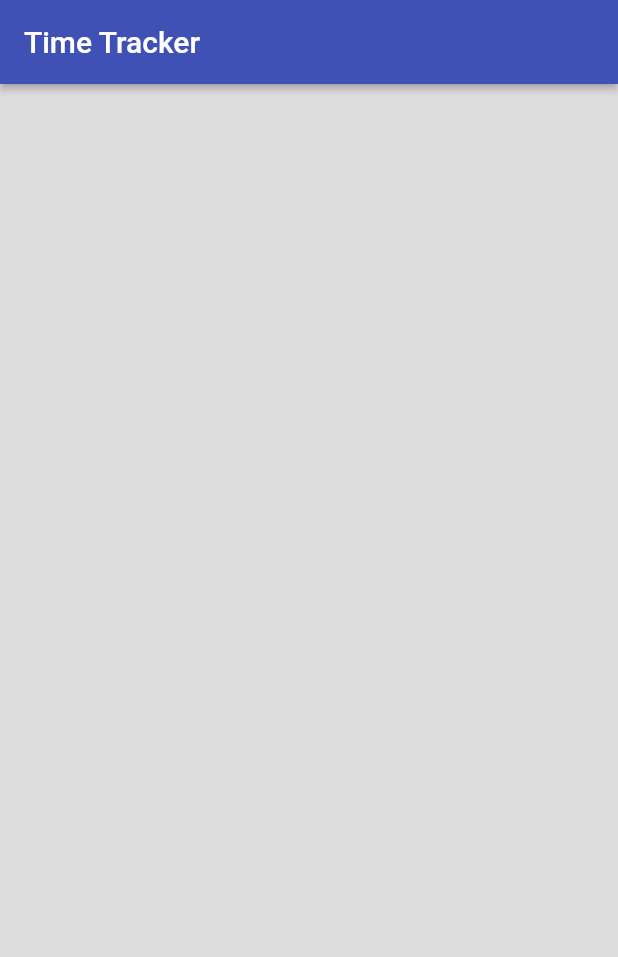
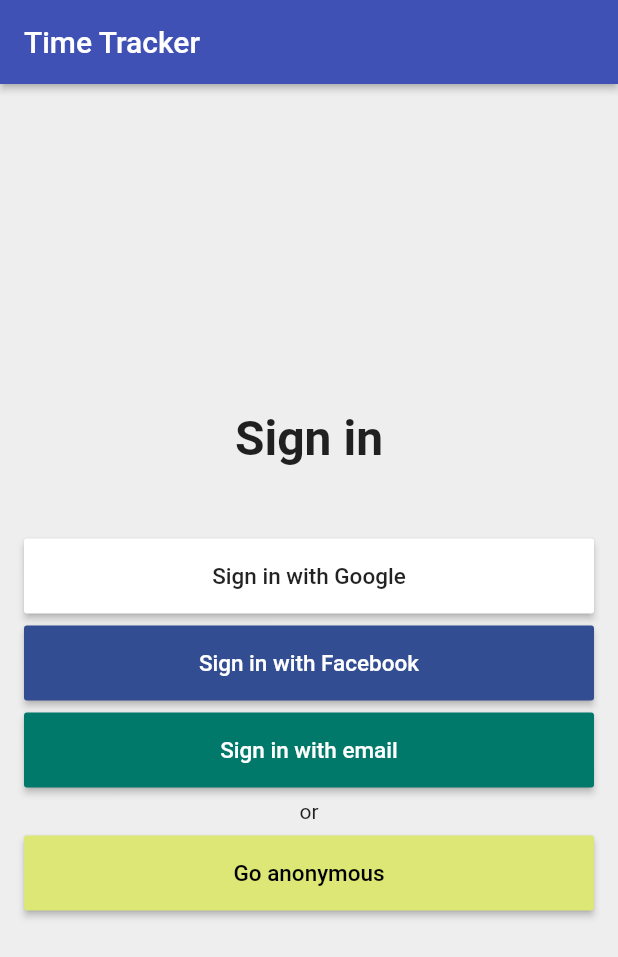
Before and after one commit to 1AnkitSingh02/Tracker-App, a Flutter app: the screen it shows after launch, on a phone screen of 412 x 824 dp. Shown: the top 957 px of the screen. Run offline on Flutter 3.47's test engine with Material 2 defaults, Android fonts, the phone set to English and light mode, and no system bars.

Commit message:
added buttons

```diff
--- /dev/null
+++ b/lib/app/sign_in/sign_in_button.dart
@@ -0,0 +1,18 @@
+import 'package:flutter/material.dart';
+import 'package:time_tracker_flutter/common_widgets/custom_raised_buttons.dart';
+
+class SignInButton extends CustomRaisedButton {
+  SignInButton({
+    String text,
+    Color color,
+    Color textColor,
+    VoidCallback onPressed,
+  }) : super(
+          child: Text(
+            text,
+            style: TextStyle(color: textColor, fontSize: 15.0),
+          ),
+          color: color,
+          onPressed: onPressed,
+        );
+}
--- a/lib/app/sign_in/sign_in_page.dart
+++ b/lib/app/sign_in/sign_in_page.dart
@@ -1,4 +1,6 @@
 import 'package:flutter/material.dart';
+import 'package:time_tracker_flutter/app/sign_in/sign_in_button.dart';
+import 'package:time_tracker_flutter/common_widgets/custom_raised_buttons.dart';
 
 class SignInPage extends StatelessWidget {
   @override
@@ -8,8 +10,61 @@ class SignInPage extends StatelessWidget {
         title: Text('Time Tracker'),
         elevation: 2.0,
       ),
-      body: Container(
-        color: Colors.black12,
+      body: _buildContent(),
+      backgroundColor: Colors.grey[200],
+    );
+  }
+
+  Widget _buildContent() {
+    return Padding(
+      padding: EdgeInsets.all(16.0),
+      child: Column(
+        mainAxisAlignment: MainAxisAlignment.center,
+        crossAxisAlignment: CrossAxisAlignment.stretch,
+        children: <Widget>[
+          Text(
+            'Sign in',
+            textAlign: TextAlign.center,
+            style: TextStyle(
+              fontSize: 32.0,
+              fontWeight: FontWeight.w600,
+            ),
+          ),
+          SizedBox(height: 48.0),
+          SignInButton(
+            text: 'Sign in with Google',
+            textColor: Colors.black87,
+            color: Colors.white,
+            onPressed: () {},
+          ),
+          SizedBox(height: 8.0),
+          SignInButton(
+            text: 'Sign in with Facebook',
+            textColor: Colors.white,
+            color: Color(0xFF334D92),
+            onPressed: () {},
+          ),
+          SizedBox(height: 8.0),
+          SignInButton(
+            text: 'Sign in with email',
+            textColor: Colors.white,
+            color: Colors.teal[700],
+            onPressed: () {},
+          ),
+          SizedBox(height: 8.0),
+          Text(
+            'or',
+            style: TextStyle(fontSize: 14.0, color: Colors.black87),
+            textAlign: TextAlign.center,
+          ),
+          SizedBox(height: 8.0),
+          SignInButton(
+            text: 'Go anonymous',
+            textColor: Colors.black,
+            color: Colors.lime[300],
+            onPressed: () {},
+          ),
+        ],
       ),
     );
   }
```
Also changed, not shown: lib/common_widgets/custom_raised_buttons.dart (added, +33 -0 lines).
